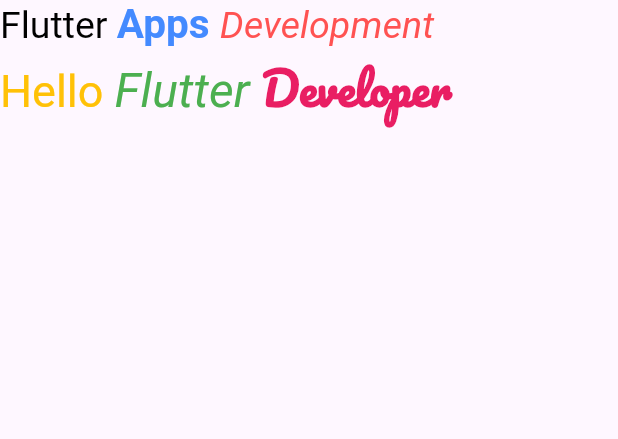
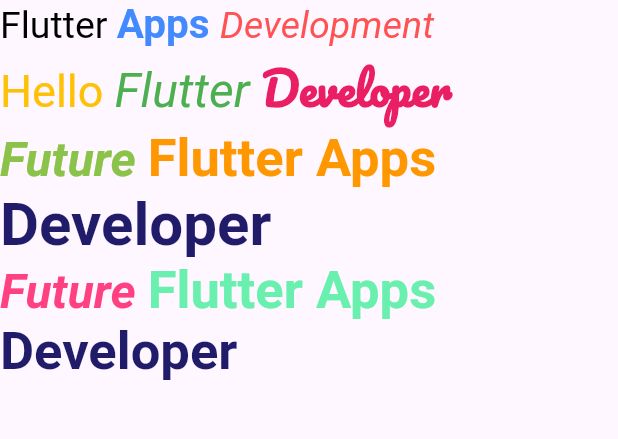
Before and after one commit to alhasann351/rich_text, a Flutter app: the screen it shows after launch, on a phone screen of 412 x 824 dp, the part 84-523 px from its top. Run offline on Flutter 3.47's test engine with Material 3 defaults, Android fonts, the phone set to English and light mode, and no system bars; our stand-ins replace google_fonts; Roboto replaces fonts that are missing (Amaranth).

```diff
--- a/lib/main.dart
+++ b/lib/main.dart
@@ -89,6 +89,78 @@ class _MyHomePageState extends State<MyHomePage> {
               ],
             ),
           ),
+          RichText(
+            text: TextSpan(
+              style: GoogleFonts.caveat(
+                fontSize: 30,
+                color: Colors.purple,
+                fontWeight: FontWeight.bold,
+              ),
+              children: const [
+                TextSpan(
+                  text: 'Future ',
+                  style: TextStyle(
+                    fontSize: 32,
+                    color: Colors.lightGreen,
+                    fontStyle: FontStyle.italic,
+                  ),
+                ),
+                TextSpan(
+                  text: 'Flutter Apps ',
+                  style: TextStyle(
+                    fontSize: 35,
+                    color: Colors.orange,
+                    fontStyle: FontStyle.normal,
+                  ),
+                ),
+                TextSpan(
+                  text: 'Developer',
+                  style: TextStyle(
+                    fontWeight: FontWeight.bold,
+                    color: Color(0xFF211C6A),
+                    fontStyle: FontStyle.normal,
+                    fontSize: 40,
+                  ),
+                ),
+              ],
+            ),
+          ),
+          RichText(
+            text: TextSpan(
+              style: GoogleFonts.fahkwang(
+                //fontSize: 15,
+                color: Colors.purple,
+                fontWeight: FontWeight.bold,
+              ),
+              children: const [
+                TextSpan(
+                  text: 'Future ',
+                  style: TextStyle(
+                    fontSize: 32,
+                    color: Colors.pinkAccent,
+                    fontStyle: FontStyle.italic,
+                  ),
+                ),
+                TextSpan(
+                  text: 'Flutter Apps ',
+                  style: TextStyle(
+                    fontSize: 35,
+                    color: Colors.greenAccent,
+                    fontStyle: FontStyle.normal,
+                  ),
+                ),
+                TextSpan(
+                  text: 'Developer',
+                  style: TextStyle(
+                    fontWeight: FontWeight.bold,
+                    color: Color(0xFF211C6A),
+                    fontStyle: FontStyle.normal,
+                    fontSize: 35,
+                  ),
+                ),
+              ],
+            ),
+          ),
         ],
       ),
     );
```
